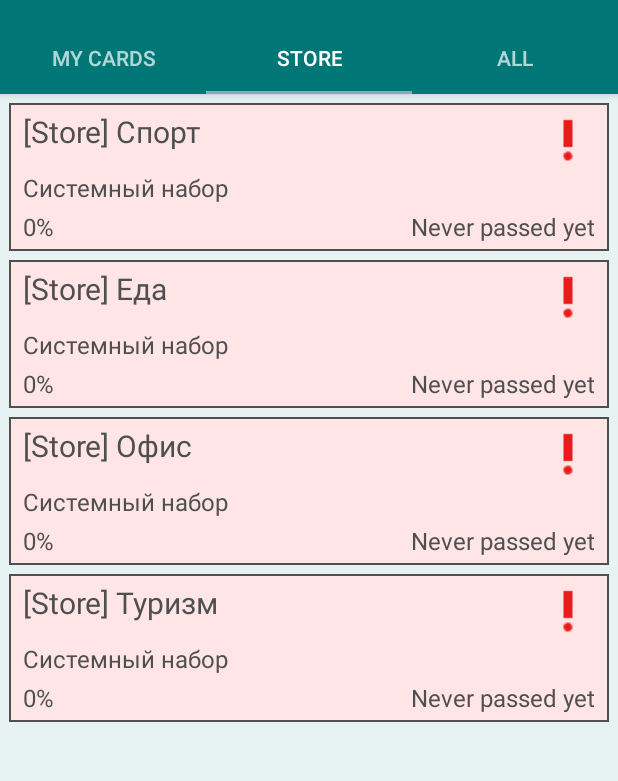
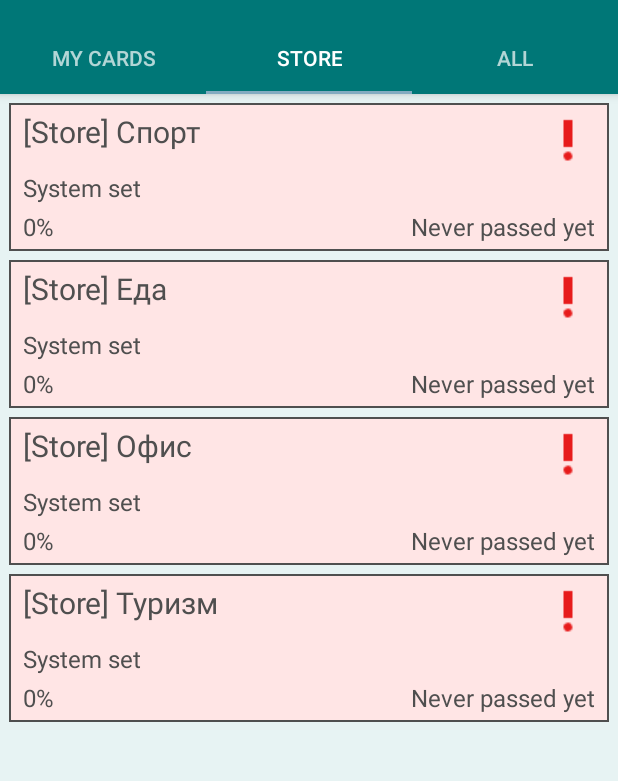
Before and after one commit to viacheslav-chugunov/daily-cards, an Android app: the screen it shows after launch (HomeActivity), tab 2 chosen, on a phone screen of 412 x 824 dp, the part 62-843 px from its top. Run offline under Robolectric (Android 15) with nearby library versions, the phone set to English and light mode, and no system bars; Roboto replaces fonts that are not available here.

Commit message:
little fixes

```diff
--- a/app/src/main/java/io/dailycards/tools/db/DB.kt
+++ b/app/src/main/java/io/dailycards/tools/db/DB.kt
@@ -78,6 +78,11 @@ class DB(val context: Context) {
         return false
     }
 
+    fun insertToStore(title: String, description: String, cardContent: Collection<Pair<String, String>>,
+                      lastDate: String = context.getString(R.string.never_passed), accuracy: Int = 0) : Boolean {
+        return insert(title, description, cardContent, lastDate, accuracy, true)
+    }
+
     fun contains(dbCol: String, value: String) : Boolean {
         query(arrayOf(dbCol)).apply {
             if (moveToFirst()) {
--- a/app/src/main/java/io/dailycards/tools/db/Store.kt
+++ b/app/src/main/java/io/dailycards/tools/db/Store.kt
@@ -3,7 +3,8 @@ package io.dailycards.tools.db
 import io.dailycards.R
 
 class Store(private val db: DB) {
-    private val storePrefix = "[%s] ".format(db.context.getString(R.string.store_tab))
+    private val prefix = "[%s] ".format(db.context.getString(R.string.store_tab))
+    private val description = db.context.getString(R.string.system_set)
 
     fun init() {
         card1(); card2(); card3(); card4()
@@ -41,12 +42,7 @@ class Store(private val db: DB) {
             "Stretching" to "Растяжка",
             "Somersault" to "Кувырок"
         )
-        db.insert(
-            storePrefix + "Спорт",
-            "Системный набор",
-            cardContent,
-            store = true
-        )
+        db.insertToStore(prefix + "Спорт", description, cardContent)
     }
 
     private fun card2() {
@@ -101,12 +97,7 @@ class Store(private val db: DB) {
             "Cheesecakes" to "Сырники",
             "Watermelon" to "Арбуз"
         )
-        db.insert(
-            storePrefix + "Еда",
-            "Системный набор",
-            cardContent,
-            store = true
-        )
+        db.insertToStore(prefix + "Еда", description, cardContent)
     }
 
     private fun card3() {
@@ -130,12 +121,7 @@ class Store(private val db: DB) {
             "Employment" to "Занятость",
             "Grief" to "Печаль"
         )
-        db.insert(
-            storePrefix + "Офис",
-            "Системный набор",
-            cardContent,
-            store = true
-        )
+        db.insertToStore(prefix + "Офис", description, cardContent)
     }
 
     private fun card4() {
@@ -170,11 +156,33 @@ class Store(private val db: DB) {
             "Highway" to "Шоссе",
             "Vessel" to "Судно"
         )
-        db.insert(
-            storePrefix + "Туризм",
-            "Системный набор",
-            cardContent,
-            store = true
+        db.insertToStore(prefix + "Туризм", description, cardContent)
+    }
+
+    private fun card5() {
+        val cardContent = listOf(
+            "" to "",
+            "" to "",
+            "" to "",
+            "" to "",
+            "" to "",
+            "" to "",
+            "" to "",
+            "" to "",
+            "" to "",
+            "" to "",
+            "" to "",
+            "" to "",
+            "" to "",
+            "" to "",
+            "" to "",
+            "" to "",
+            "" to "",
+            "" to "",
+            "" to "",
+            "" to "",
+            "" to ""
         )
+        db.insertToStore(prefix + "", description, cardContent)
     }
 }
--- a/app/src/main/res/values/strings.xml
+++ b/app/src/main/res/values/strings.xml
@@ -38,4 +38,5 @@
     <string name="info_answer_6">Reverse mode - a special opportunity that changes places questions and answers. If the card passes in reverse mode, it will be counted as passed in normal mode.</string>
     <string name="info_question_7">What if there\'s an error? How do I contact the developer?</string>
     <string name="info_answer_7">Email: famethekeker@gmail.com\nTelegram: t.me/pudjer</string>
+    <string name="system_set">System set</string>
 </resources>
```
Also changed, not shown: app/src/main/java/io/dailycards/activity/AnswersActivity.kt (+8 -0 lines), 1 other file.
